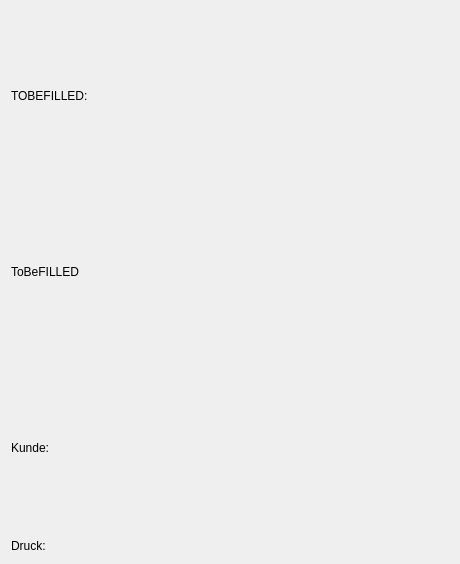
First picture: the form in form/general_print_page.ui, repository romanweissflog/FAKT, before the edit.
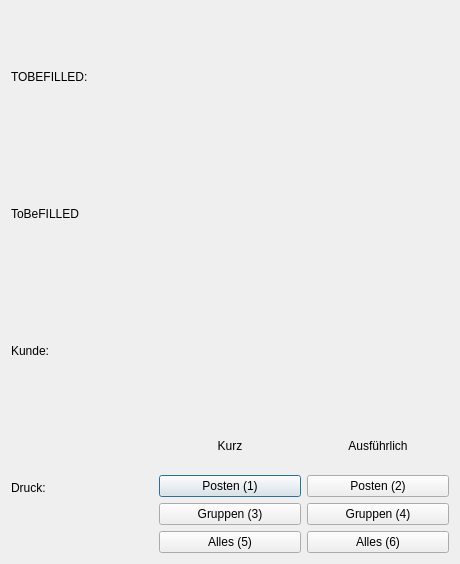
Second picture: the form after the edit. Custom widgets are drawn as their Qt base class.

```diff
--- a/form/general_print_page.ui
+++ b/form/general_print_page.ui
@@ -13,7 +13,7 @@
   <property name="windowTitle">
    <string>Dialog</string>
   </property>
-  <layout class="QVBoxLayout" name="verticalLayout_3">
+  <layout class="QVBoxLayout" name="verticalLayout_4">
    <item>
     <layout class="QHBoxLayout" name="horizontalLayout">
      <item>
@@ -103,7 +103,74 @@
       </widget>
      </item>
      <item>
-      <layout class="QVBoxLayout" name="printLayout"/>
+      <layout class="QVBoxLayout" name="verticalLayout_2">
+       <item>
+        <widget class="QLabel" name="label_3">
+         <property name="text">
+          <string>Kurz</string>
+         </property>
+         <property name="alignment">
+          <set>Qt::AlignCenter</set>
+         </property>
+        </widget>
+       </item>
+       <item>
+        <widget class="QPushButton" name="positionsShort">
+         <property name="text">
+          <string>Posten (1)</string>
+         </property>
+        </widget>
+       </item>
+       <item>
+        <widget class="QPushButton" name="groupsShort">
+         <property name="text">
+          <string>Gruppen (3)</string>
+         </property>
+        </widget>
+       </item>
+       <item>
+        <widget class="QPushButton" name="allShort">
+         <property name="text">
+          <string>Alles (5)</string>
+         </property>
+        </widget>
+       </item>
+      </layout>
+     </item>
+     <item>
+      <layout class="QVBoxLayout" name="verticalLayout_3">
+       <item>
+        <widget class="QLabel" name="label_4">
+         <property name="text">
+          <string>Ausführlich</string>
+         </property>
+         <property name="alignment">
+          <set>Qt::AlignCenter</set>
+         </property>
+        </widget>
+       </item>
+       <item>
+        <widget class="QPushButton" name="positionsLong">
+         <property name="text">
+          <string>Posten (2)</string>
+         </property>
+        </widget>
+       </item>
+       <item>
+        <widget class="QPushButton" name="groupsLong">
+         <property name="text">
+          <string>Gruppen (4)</string>
+         </property>
+        </widget>
+       </item>
+       <item>
+        <widget class="QPushButton" name="allLong">
+         <property name="text">
+          <string>Alles (6)</string>
+         </property>
+        </widget>
+       </item>
+      </layout>
      </item>
     </layout>
    </item>
```
